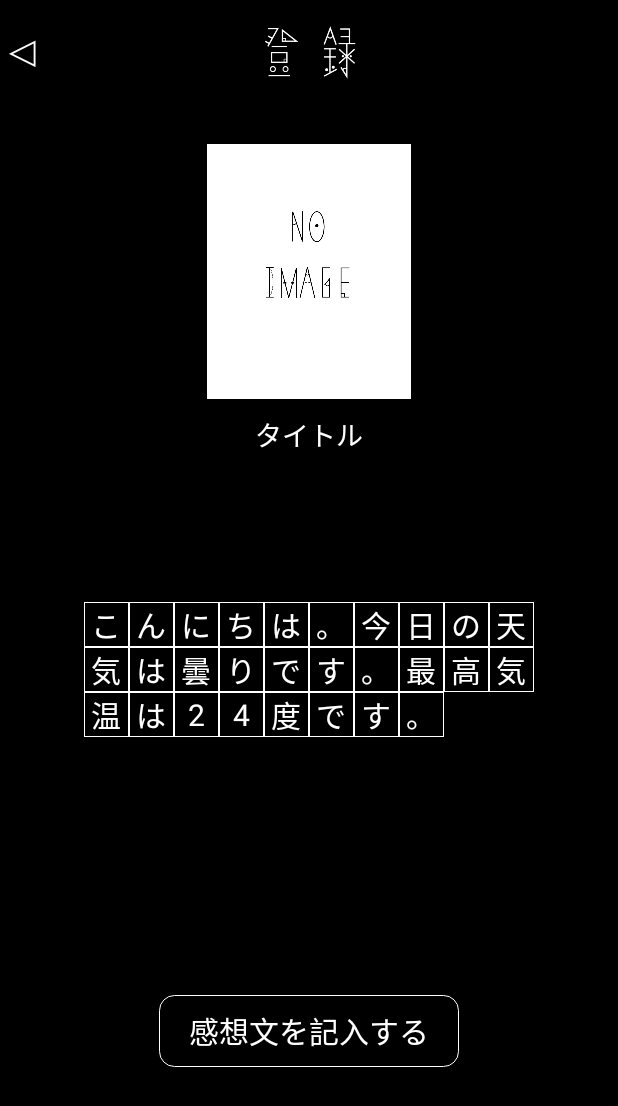
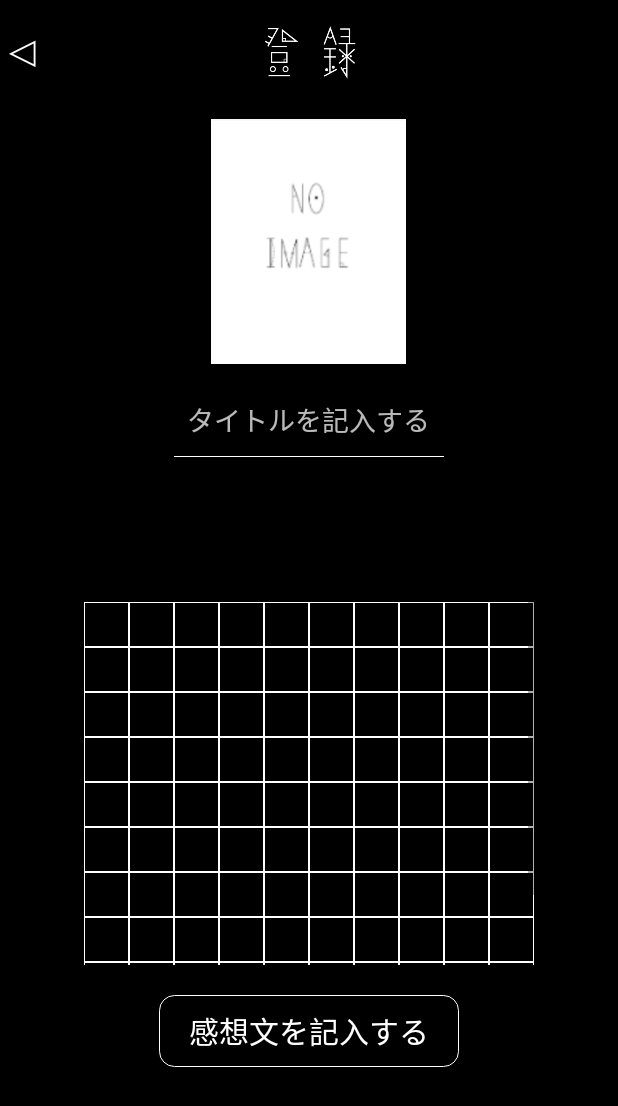
Before and after one commit to kiy0ta/KANSOUBUNKO, an Android app: the RegistActivity screen opened directly, with no data from a screen before it, on a phone screen of 412 x 824 dp. Shown: the top 1106 px of the screen. Run offline under Robolectric (Android 15) with nearby library versions, the phone set to English and light mode, and no system bars.

Commit message:
# 登録画面初期表示処理

```diff
--- a/app/src/main/java/com/kansoubunko/kiyota/kansoubunko/activity/RegistActivity.java
+++ b/app/src/main/java/com/kansoubunko/kiyota/kansoubunko/activity/RegistActivity.java
@@ -1,8 +1,8 @@
 package com.kansoubunko.kiyota.kansoubunko.activity;
 
 
-import android.content.Context;
 import android.content.Intent;
+import android.content.SharedPreferences;
 import android.content.res.Resources;
 import android.os.Bundle;
 import android.support.v7.app.AppCompatActivity;
@@ -22,11 +22,13 @@ import java.util.HashMap;
 import java.util.List;
 import java.util.Map;
 
+import static android.view.View.GONE;
+
 public class RegistActivity extends AppCompatActivity {
 
     public String input = "";
     public List<String> word = new ArrayList<>();
-
+    private SharedPreferences mSharedPreferences;
 
     public static Intent getStartIntent(MainActivity mainActivity) {
         return new Intent(mainActivity, RegistActivity.class);
@@ -48,48 +50,53 @@ public class RegistActivity extends AppCompatActivity {
     protected void onCreate(Bundle savedInstanceState) {
         super.onCreate(savedInstanceState);
         Resources res = getResources();
-
         setContentView(R.layout.activity_regist);
 
-        Intent intent = getIntent();
-        int selectedText = intent.getIntExtra("Image", 0);
-        String selectedPhoto = intent.getStringExtra("Title");
+        //List画面から遷移しているとき(本の画像を押下したとき＝編集モード)
+        mSharedPreferences = getSharedPreferences("bookInfo", MODE_PRIVATE);
+        Boolean bln = false;
+        //一時的に退避
+        if (bln) {
+            String bookId = mSharedPreferences.getString("bookId", "");
+            String bookTitle = mSharedPreferences.getString("bookTitle", "");
+            String bookImage = mSharedPreferences.getString("bookImage", "");
+            String bookReview = mSharedPreferences.getString("bookReview", "");
+        }
 
+        //100マスを生成
+        final GridView bookReviewGridView = findViewById(R.id.regist_book_review);
+        BookReviewGridAdapter adapter = new BookReviewGridAdapter(this, R.layout.item_book_review, word);
+        bookReviewGridView.setAdapter(adapter);
+
+        //ダイアログ入力用ビュー
         EditText text = findViewById(R.id.text);
-
-        TextView bookTitle = findViewById(R.id.regist_book_title);
-        bookTitle.setOnClickListener(new View.OnClickListener() {
+        final EditText bookTitleTextView = findViewById(R.id.regist_book_title);
+//        bookTitleTextView.setFocusable(true);
+//        bookTitleTextView.setEnabled(true);
+        bookTitleTextView.setOnClickListener(new View.OnClickListener() {
             @Override
             public void onClick(View v) {
+//                bookReviewGridView.setVisibility(GONE);
+//                bookTitleTextView.setFocusableInTouchMode(true);
+                //バリデーション処理
+                String newTitle = bookTitleTextView.getText().toString();
 
             }
         });
 
-        input = "こんにちは。今日の天気は曇りです。最高気温は24度です。";
-
-//        if (text.length() == 0 || text == null) {
-//            String input = "";
-//        }
-
-        word = Arrays.asList(input.split(""));
-//        if(word.size() <= 100){
-//            int count = 100 - word.size();
-//            for(int i = 0; i < count; i++){
-//                word.add("あ");
-//            }
-//        }
-
-        //左矢印押下で前の画面に戻る処理
-        GridView bookReviewGridView = findViewById(R.id.regist_book_review);
-        BookReviewGridAdapter adapter = new BookReviewGridAdapter(this, R.layout.item_book_review, word);
-        bookReviewGridView.setAdapter(adapter);
+        //空文字を100文字文つめておく
+        int i = 0;
+        if (!bln) {
+            for (i = 0; i < 100; i++) {
+                word.add("");
+            }
+        }
 
         //登録ボタン押下でダイアログを表示する処理
         Button bookReviewButton = findViewById(R.id.regist_book_review_button);
         bookReviewButton.setOnClickListener(new View.OnClickListener() {
             @Override
             public void onClick(View v) {
-
                 //ダイアログを表示する
                 BookReviewDialogFragment dialog = new BookReviewDialogFragment();
                 // 表示  getFragmentManager()は固定、sampleは識別タグ
@@ -97,6 +104,7 @@ public class RegistActivity extends AppCompatActivity {
             }
         });
 
+        //左矢印押下で前の画面に戻る処理
         TextView backTextView = findViewById(R.id.back_arrow);
         backTextView.setOnClickListener(new View.OnClickListener() {
             @Override
@@ -104,7 +112,6 @@ public class RegistActivity extends AppCompatActivity {
                 finish();
             }
         });
-
     }
 
     // ダイアログで入力した値をtextViewに入れる - ダイアログから呼び出される
@@ -114,3 +121,73 @@ public class RegistActivity extends AppCompatActivity {
     }
 
 }
+
+
+//    @Override
+//    protected void onCreate(Bundle savedInstanceState) {
+//        super.onCreate(savedInstanceState);
+//        Resources res = getResources();
+//
+//        setContentView(R.layout.activity_regist);
+//
+////        Intent intent = getIntent();
+////        int selectedText = intent.getIntExtra("Image", 0);
+////        String selectedPhoto = intent.getStringExtra("Title");
+//
+//
+//        EditText text = findViewById(R.id.text);
+//
+//        TextView bookTitle = findViewById(R.id.regist_book_title);
+//        bookTitle.setOnClickListener(new View.OnClickListener() {
+//            @Override
+//            public void onClick(View v) {
+//
+//            }
+//        });
+//
+//        input = "こんにちは。今日の天気は曇りです。最高気温は24度です。";
+//
+////        if (text.length() == 0 || text == null) {
+////            String input = "";
+////        }
+//
+//        word = Arrays.asList(input.split(""));
+////        if(word.size() <= 100){
+////            int count = 100 - word.size();
+////            for(int i = 0; i < count; i++){
+////                word.add("あ");
+////            }
+////        }
+//
+//        //左矢印押下で前の画面に戻る処理
+//        GridView bookReviewGridView = findViewById(R.id.regist_book_review);
+//        BookReviewGridAdapter adapter = new BookReviewGridAdapter(this, R.layout.item_book_review, word);
+//        bookReviewGridView.setAdapter(adapter);
+//
+//        //登録ボタン押下でダイアログを表示する処理
+//        Button bookReviewButton = findViewById(R.id.regist_book_review_button);
+//        bookReviewButton.setOnClickListener(new View.OnClickListener() {
+//            @Override
+//            public void onClick(View v) {
+//
+//                //ダイアログを表示する
+//                BookReviewDialogFragment dialog = new BookReviewDialogFragment();
+//                // 表示  getFragmentManager()は固定、sampleは識別タグ
+//                dialog.show(getSupportFragmentManager(), "sample");
+//            }
+//        });
+//
+//        TextView backTextView = findViewById(R.id.back_arrow);
+//        backTextView.setOnClickListener(new View.OnClickListener() {
+//            @Override
+//            public void onClick(View v) {
+//                finish();
+//            }
+//        });
+//
+//    }
+//
+//    // ダイアログで入力した値をtextViewに入れる - ダイアログから呼び出される
+//    public void setTextView(String value) {
+//        input = value;
+//        word = Arrays.asList(input.split(""));
--- a/app/src/main/res/layout/activity_regist.xml
+++ b/app/src/main/res/layout/activity_regist.xml
@@ -59,39 +59,32 @@
                 android:layout_weight="4.5"
                 android:orientation="vertical">
 
-                <FrameLayout
-                    android:id="@+id/frameLayout"
-                    android:layout_width="wrap_content"
-                    android:layout_height="wrap_content"
-                    android:layout_gravity="center_vertical"
-                    android:layout_marginTop="20dp">
+                <ImageView
+                    android:id="@+id/regist_book_img"
+                    android:layout_width="130dp"
+                    android:layout_height="170dp"
+                    android:layout_gravity="center"
+                    android:layout_marginTop="20dp"
+                    android:src="@drawable/no_book_img" />
 
-                    <TextView
-                        android:layout_width="136dp"
-                        android:layout_height="170dp"
-                        android:layout_alignStart="@+id/frameLayout"
-                        android:layout_alignTop="@+id/frameLayout"
-                        android:layout_marginTop="20dp"
-                        android:background="@color/white" />
-
-                    <ImageView
-                        android:id="@+id/regist_book_img"
-                        android:layout_width="60dp"
-                        android:layout_height="80dp"
-                        android:layout_gravity="center"
-                        android:src="@drawable/book_img" />
-
-                </FrameLayout>
-
-                <TextView
+                <EditText
                     android:id="@+id/regist_book_title"
                     android:layout_width="wrap_content"
                     android:layout_height="wrap_content"
                     android:layout_gravity="center_horizontal"
                     android:layout_marginTop="10dp"
-                    android:text="@string/book_default_title"
+                    android:focusable="false"
+                    android:gravity="center"
+                    android:hint="@string/regist_book_title"
                     android:textColor="@color/white"
+                    android:textColorHint="@color/clear_white"
                     android:textSize="18dp" />
+
+                <TextView
+                    android:layout_width="180dp"
+                    android:layout_height="0.6dp"
+                    android:layout_gravity="center"
+                    android:background="@color/white" />
 
             </LinearLayout>
 
@@ -107,9 +100,7 @@
                     android:layout_width="300dp"
                     android:layout_height="242dp"
                     android:layout_gravity="center_vertical"
-                    android:numColumns="10">
-
-                </GridView>
+                    android:numColumns="10"></GridView>
 
                 <Button
                     android:id="@+id/regist_book_review_button"
--- a/app/src/main/res/values/strings.xml
+++ b/app/src/main/res/values/strings.xml
@@ -10,7 +10,8 @@
     <string name="no_book_img">picture</string>
     <string name="regist_book_ok">登録する</string>
     <string name="regist_book_cancel">キャンセル</string>
-    <string name="regist_book_title">感想を記入してください。(100字以内)</string>
+    <string name="regist_book_review">感想を記入してください。(100字以内)</string>
+    <string name="regist_book_title">タイトルを記入する</string>
     <string name="book_default_title">タイトル</string>
     <string name="login_error_message">名前とパスワードを入力してください。</string>
     <string name="login_login_error_message">名前またはパスワードが正しくありません。</string>
```
